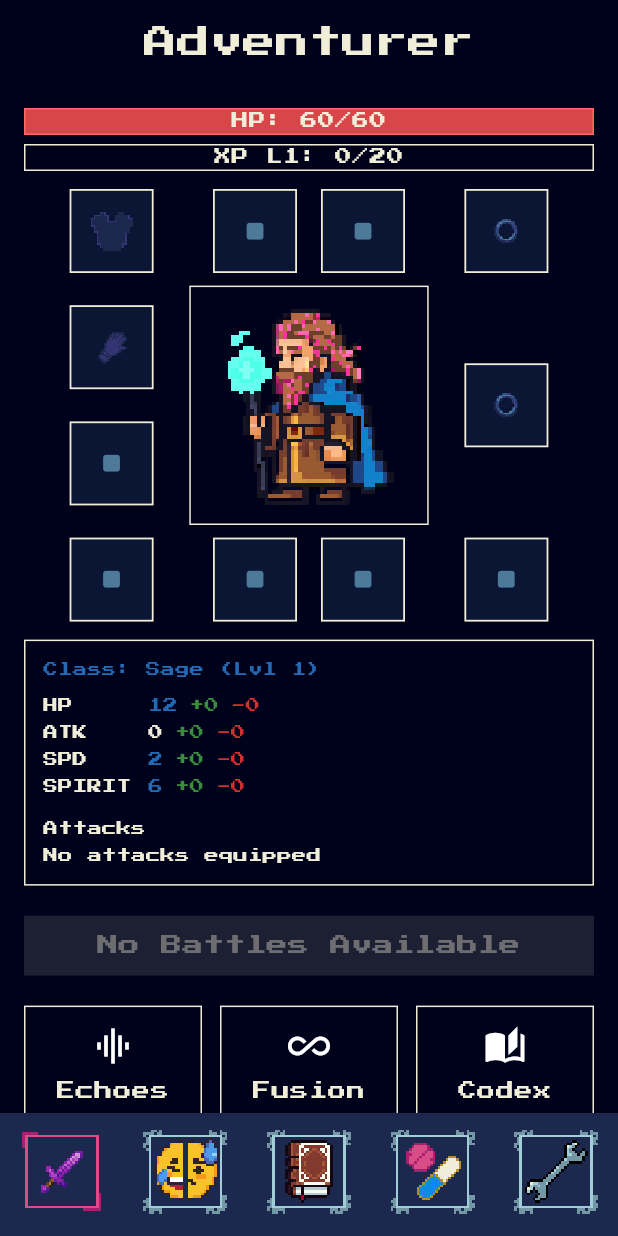
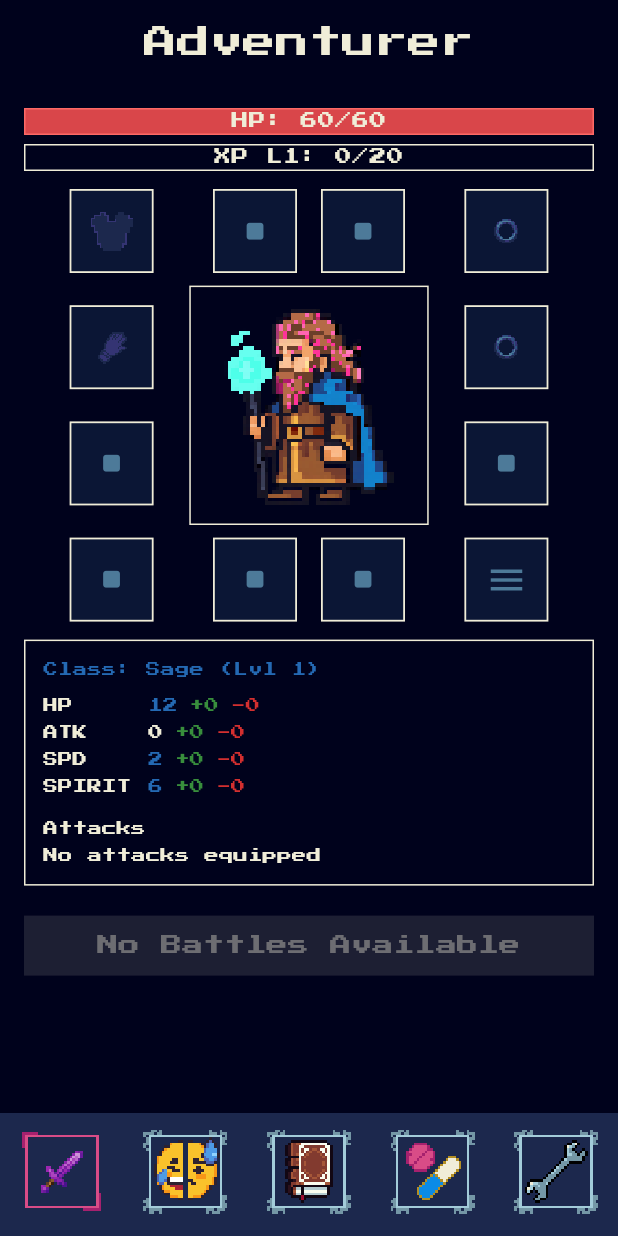
Before and after one commit to wilburforce83/mindtamer, a Flutter app: the CharacterHubScreen screen opened by its route, on a phone screen of 412 x 824 dp. Run offline on Flutter 3.47's test engine with Material 3 defaults, Android fonts, the phone set to English and light mode, and no system bars; our stand-ins replace csv, fl_chart, flutter_local_notifications, flutter_riverpod, go_router, hive and 5 more; accounts and stored records are empty; generated files the repository leaves out were written again.

Commit message:
UX and game mechanics updates

```diff
--- a/lib/presentation/screens/character_hub_screen.dart
+++ b/lib/presentation/screens/character_hub_screen.dart
@@ -3,7 +3,6 @@ import 'package:provider/provider.dart';
 import 'package:go_router/go_router.dart';
 
 import '../widgets/gear_slot.dart';
-import '../widgets/action_tile.dart';
 import '../viewmodels/character_hub_vm.dart';
 import '../../data/repos/encounters_repo.dart';
 import '../../data/repos/equipment_repo.dart';
@@ -290,9 +289,9 @@ class _CharacterHubScreenState extends State<CharacterHubScreen> {
                             size: boxSize),
                       ),
 
-                      // Right column (top→bottom): rings, weapon
+                      // Right column (top→bottom): rings, weapon, menu
                       Positioned(
-                        top: vPos(0, 3),
+                        top: vPos(0, 4),
                         right: sideInset,
                         child: GearSlot(
                             slotId: 'ringLeft',
@@ -302,7 +301,7 @@ class _CharacterHubScreenState extends State<CharacterHubScreen> {
                             size: boxSize),
                       ),
                       Positioned(
-                        top: vPos(1, 3),
+                        top: vPos(1, 4),
                         right: sideInset,
                         child: GearSlot(
                             slotId: 'ringRight',
@@ -312,7 +311,7 @@ class _CharacterHubScreenState extends State<CharacterHubScreen> {
                             size: boxSize),
                       ),
                       Positioned(
-                        top: vPos(2, 3),
+                        top: vPos(2, 4),
                         right: sideInset,
                         child: GearSlot(
                             slotId: 'weapon',
@@ -320,6 +319,56 @@ class _CharacterHubScreenState extends State<CharacterHubScreen> {
                             onTap: () => context
                                 .push('/items', extra: {'slot': 'weapon'}),
                             size: boxSize),
+                      ),
+                      Positioned(
+                        top: vPos(3, 4),
+                        right: sideInset,
+                        child: SizedBox(
+                          width: boxSize,
+                          height: boxSize,
+                          child: PopupMenuButton<_HubMenuAction>(
+                            tooltip: 'Menu',
+                            padding: EdgeInsets.zero,
+                            position: PopupMenuPosition.under,
+                            onSelected: (v) {
+                              switch (v) {
+                                case _HubMenuAction.echoes:
+                                  context.push('/echoes');
+                                  break;
+                                case _HubMenuAction.items:
+                                  context.push('/items');
+                                  break;
+                                case _HubMenuAction.codex:
+                                  context.push('/codex');
+                                  break;
+                                case _HubMenuAction.fusion:
+                                  context.push('/fusion');
+                                  break;
+                                case _HubMenuAction.achievements:
+                                  context.push('/achievements');
+                                  break;
+                              }
+                            },
+                            itemBuilder: (context) => const [
+                              PopupMenuItem(value: _HubMenuAction.echoes, child: _MenuItemRow(icon: Icons.graphic_eq, label: 'Echoes')),
+                              PopupMenuItem(value: _HubMenuAction.items, child: _MenuItemRow(icon: Icons.backpack, label: 'Items')),
+                              PopupMenuItem(value: _HubMenuAction.codex, child: _MenuItemRow(icon: Icons.auto_stories, label: 'Codex')),
+                              PopupMenuItem(value: _HubMenuAction.fusion, child: _MenuItemRow(icon: Icons.all_inclusive, label: 'Fusion')),
+                              PopupMenuItem(value: _HubMenuAction.achievements, child: _MenuItemRow(icon: Icons.emoji_events, label: 'Achievements')),
+                            ],
+                            child: Container(
+                              width: boxSize,
+                              height: boxSize,
+                              alignment: Alignment.center,
+                              decoration: BoxDecoration(
+                                color: Theme.of(context).colorScheme.surfaceContainerHighest.withValues(alpha: 0.25),
+                                border: Border.all(color: Theme.of(context).colorScheme.outlineVariant, width: 1.2),
+                                borderRadius: BorderRadius.zero,
+                              ),
+                              child: Icon(Icons.menu, size: boxSize * 0.5, color: Theme.of(context).colorScheme.outline),
+                            ),
+                          ),
+                        ),
                       ),
 
                       // Sprite slots: bottom aligned, centered
@@ -421,20 +470,7 @@ class _CharacterHubScreenState extends State<CharacterHubScreen> {
             ),
             const SizedBox(height: 16),
 
-            GridView.count(
-              crossAxisCount: 3,
-              shrinkWrap: true,
-              physics: const NeverScrollableScrollPhysics(),
-              mainAxisSpacing: 12,
-              crossAxisSpacing: 12,
-              children: [
-                ActionTile(label: 'Echoes', icon: Icons.graphic_eq, onTap: () => context.push('/echoes')),
-                ActionTile(label: 'Fusion', icon: Icons.all_inclusive, onTap: () => context.push('/fusion')),
-                ActionTile(label: 'Codex', icon: Icons.auto_stories, onTap: () => context.push('/codex')),
-                ActionTile(label: 'Items', icon: Icons.backpack, onTap: () => context.push('/items')),
-                ActionTile(label: 'Achievements', icon: Icons.emoji_events, onTap: () => context.push('/achievements')),
-              ],
-            ),
+            // Grid of buttons removed; actions are now in the right-side menu slot.
           ],
         ),
       ),
@@ -477,9 +513,35 @@ class _HubBars extends StatelessWidget {
   Widget build(BuildContext context) {
     int hp = 60; int maxHp = 60;
     try { hp = (playerMetaBox().get('hp') as int?) ?? 60; } catch (_) {}
-    // Max HP simple baseline for now
-    maxHp = 60;
-    int level = 1; int xp = 0;
+    // Compute dynamic max HP: base + class mod + level bonus + sprite bonuses
+    const baseHp = 60;
+    String classKey = 'Sage';
+    int level = 1;
+    try {
+      final vals = profileBox().values;
+      if (vals.isNotEmpty) { level = vals.first.level; classKey = vals.first.classKey; }
+    } catch (_) {}
+    int classMod = 0;
+    switch (classKey) {
+      case 'Warden': classMod = 8; break;
+      case 'Sentinel': classMod = 5; break;
+      case 'Empath': classMod = 5; break;
+      default: classMod = 0; break;
+    }
+    final hpLv = ((level - 1).clamp(0, 999)) * 3;
+    // Sprite HP from equipped slots
+    int spriteHp = 0;
+    try {
+      final raw = (equipmentBox().get('sprite_slots') as Map?)?.map((k, v) => MapEntry(k.toString(), v?.toString())) ?? const <String, String?>{};
+      for (final sid in ['sprite1','sprite2']) {
+        final id = raw[sid];
+        if (id == null || id.isEmpty) continue;
+        try { final inst = seedInstanceBox().values.firstWhere((e) => e.instanceId == id); spriteHp += (inst.stats['hp'] ?? 0); } catch (_) {}
+      }
+    } catch (_) {}
+    maxHp = baseHp + classMod + hpLv + spriteHp;
+    if (hp > maxHp) { hp = maxHp; }
+    int xp = 0;
     try {
       final vals = profileBox().values;
       if (vals.isNotEmpty) { level = vals.first.level; xp = vals.first.xp; }
@@ -576,6 +638,14 @@ class _StatsAndAttacks extends StatelessWidget {
 
     final spriteStats = _sumStats();
     final baseStats = _classPerk(classKey);
+    // Apply level-based scaling: +3 HP per level, +1 ATK every 2 levels, +1 SPD every 3, +1 SPIRIT every 3
+    final lv = (level - 1).clamp(0, 999);
+    final scaled = {
+      'hp': (baseStats['hp'] ?? 0) + lv * 3,
+      'atk': (baseStats['atk'] ?? 0) + (lv ~/ 2),
+      'spd': (baseStats['spd'] ?? 0) + (lv ~/ 3),
+      'spirit': (baseStats['spirit'] ?? 0) + (lv ~/ 3),
+    };
     const keys = ['hp', 'atk', 'spd', 'spirit'];
     // Match mood window label size (titleMedium * 0.6)
     final base = Theme.of(context).textTheme.titleMedium;
@@ -625,7 +695,7 @@ class _StatsAndAttacks extends StatelessWidget {
               children: [
                 SizedBox(width: 70, child: Text(k.toUpperCase(), style: small)),
                 Builder(builder: (context) {
-                  final v = baseStats[k] ?? 0;
+                  final v = scaled[k] ?? 0;
                   final style = v > 0 ? small.copyWith(color: classColor(classKey)) : small;
                   return Text('$v', style: style);
                 }),
@@ -670,3 +740,22 @@ class _StatsAndAttacks extends StatelessWidget {
     );
   }
 }
+
+enum _HubMenuAction { echoes, items, codex, fusion, achievements }
+
+class _MenuItemRow extends StatelessWidget {
+  final IconData icon;
+  final String label;
+  const _MenuItemRow({required this.icon, required this.label});
+  @override
+  Widget build(BuildContext context) {
+    return Row(
+      mainAxisSize: MainAxisSize.min,
+      children: [
+        Icon(icon, size: 18),
+        const SizedBox(width: 8),
+        Text(label),
+      ],
+    );
+  }
+}
--- a/lib/services/health_rewards_service.dart
+++ b/lib/services/health_rewards_service.dart
@@ -179,9 +179,10 @@ class HealthRewardsService {
     // Match battle init baseline
     const baseHp = 60;
     String classKey = 'Sage';
+    int level = 1;
     try {
       final vals = profileBox().values;
-      if (vals.isNotEmpty) classKey = vals.first.classKey;
+      if (vals.isNotEmpty) { classKey = vals.first.classKey; level = vals.first.level; }
     } catch (_) {}
     int mod = 0;
     switch (classKey) {
@@ -190,7 +191,8 @@ class HealthRewardsService {
       case 'Empath': mod = 5; break;
       default: mod = 0; break;
     }
-    return baseHp + mod;
+    final hpLv = ((level - 1).clamp(0, 999)) * 3;
+    return baseHp + mod + hpLv;
   }
 
   /// Regenerate HP linearly back to full over 6 hours of real time when idle.
--- a/lib/ui/sprites/sprites_page.dart
+++ b/lib/ui/sprites/sprites_page.dart
@@ -197,6 +197,7 @@ class _SpritesPageState extends State<SpritesPage> {
     if (inst.attacks.isNotEmpty) {
       final a = inst.attacks.first;
       atkName = (a['name'] ?? atkName).toString();
+      if (atkName.toLowerCase().contains('shield')) { atkName = 'Shield Bash'; }
       power = (a['power'] ?? power) as int;
       duration = (a['cooldown'] ?? duration) as int; // reusing for demo
     }
```
Also changed, not shown: lib/application/gameplay/battle_notifier.dart (+57 -19 lines), lib/presentation/screens/battle_screen.dart (+6 -2 lines), lib/presentation/screens/items_screen.dart (+27 -7 lines).
